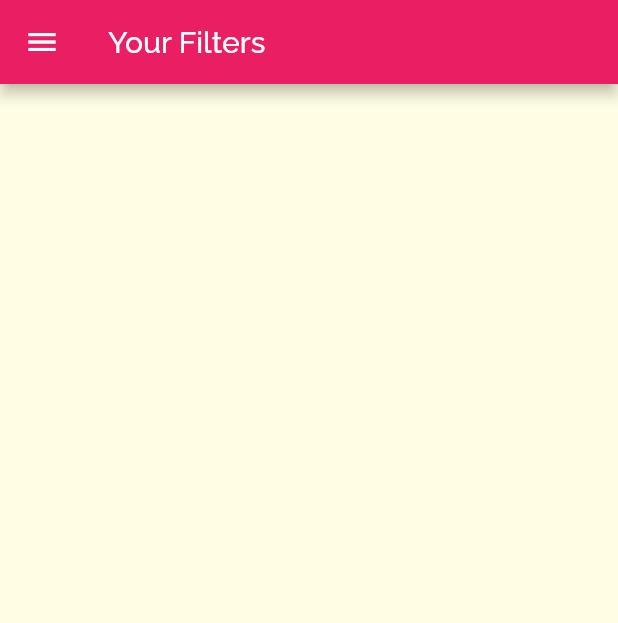
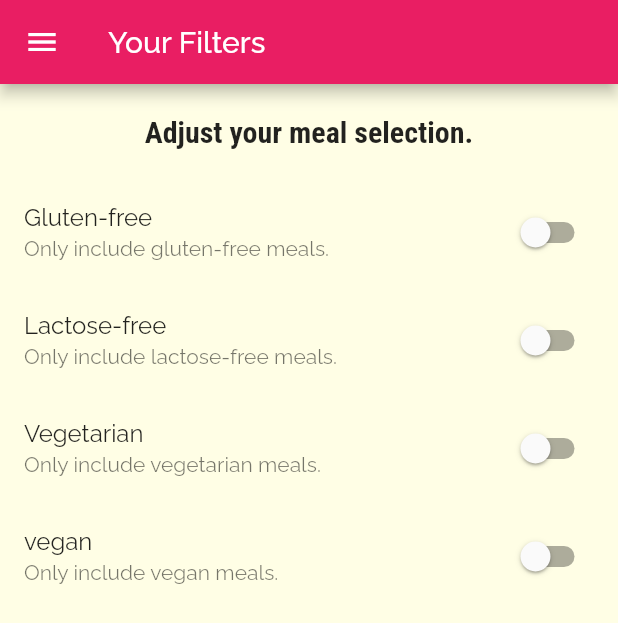
Before and after one commit to Dzaky02/flutter_meals_app, a Flutter app: the FiltersScreen screen opened by its route, on a phone screen of 412 x 824 dp. Shown: the top 623 px of the screen. Run offline on Flutter 3.47's test engine with Material 2 defaults, Android fonts, the phone set to English and light mode, and no system bars; our stand-ins replace google_fonts.

Commit message:
Adding filter switcher.

```diff
--- a/lib/screens/filters_screen.dart
+++ b/lib/screens/filters_screen.dart
@@ -1,8 +1,18 @@
 import 'package:flutter/material.dart';
 import 'package:flutter_meals_app/components/main_drawer.dart';
 
-class FiltersScreen extends StatelessWidget {
+class FiltersScreen extends StatefulWidget {
   static const routeName = '/filters';
+
+  @override
+  _FiltersScreenState createState() => _FiltersScreenState();
+}
+
+class _FiltersScreenState extends State<FiltersScreen> {
+  bool _glutenFree = false;
+  bool _vegetarian = false;
+  bool _vegan = false;
+  bool _lactoseFree = false;
 
   @override
   Widget build(BuildContext context) {
@@ -11,7 +21,77 @@ class FiltersScreen extends StatelessWidget {
         title: Text('Your Filters'),
       ),
       drawer: MainDrawer(),
-      body: null,
+      body: Column(
+        children: [
+          Padding(
+            padding: const EdgeInsets.all(20),
+            child: Text(
+              'Adjust your meal selection.',
+              style: Theme.of(context).textTheme.headline6,
+            ),
+          ),
+          Expanded(
+            child: ListView(
+              children: [
+                _buildSwitchListTile(
+                  'Gluten-free',
+                  'Only include gluten-free meals.',
+                  _glutenFree,
+                  (newValue) {
+                    setState(() {
+                      _glutenFree = newValue;
+                    });
+                  },
+                ),
+                _buildSwitchListTile(
+                  'Lactose-free',
+                  'Only include lactose-free meals.',
+                  _lactoseFree,
+                  (newValue) {
+                    setState(() {
+                      _lactoseFree = newValue;
+                    });
+                  },
+                ),
+                _buildSwitchListTile(
+                  'Vegetarian',
+                  'Only include vegetarian meals.',
+                  _vegetarian,
+                  (newValue) {
+                    setState(() {
+                      _vegetarian = newValue;
+                    });
+                  },
+                ),
+                _buildSwitchListTile(
+                  'vegan',
+                  'Only include vegan meals.',
+                  _vegan,
+                  (newValue) {
+                    setState(() {
+                      _vegan = newValue;
+                    });
+                  },
+                ),
+              ],
+            ),
+          ),
+        ],
+      ),
+    );
+  }
+
+  SwitchListTile _buildSwitchListTile(
+    String title,
+    String subTitle,
+    bool currentValue,
+    Function(bool)? updateValue,
+  ) {
+    return SwitchListTile(
+      value: currentValue,
+      onChanged: updateValue,
+      title: Text(title),
+      subtitle: Text(subTitle),
     );
   }
 }
```
